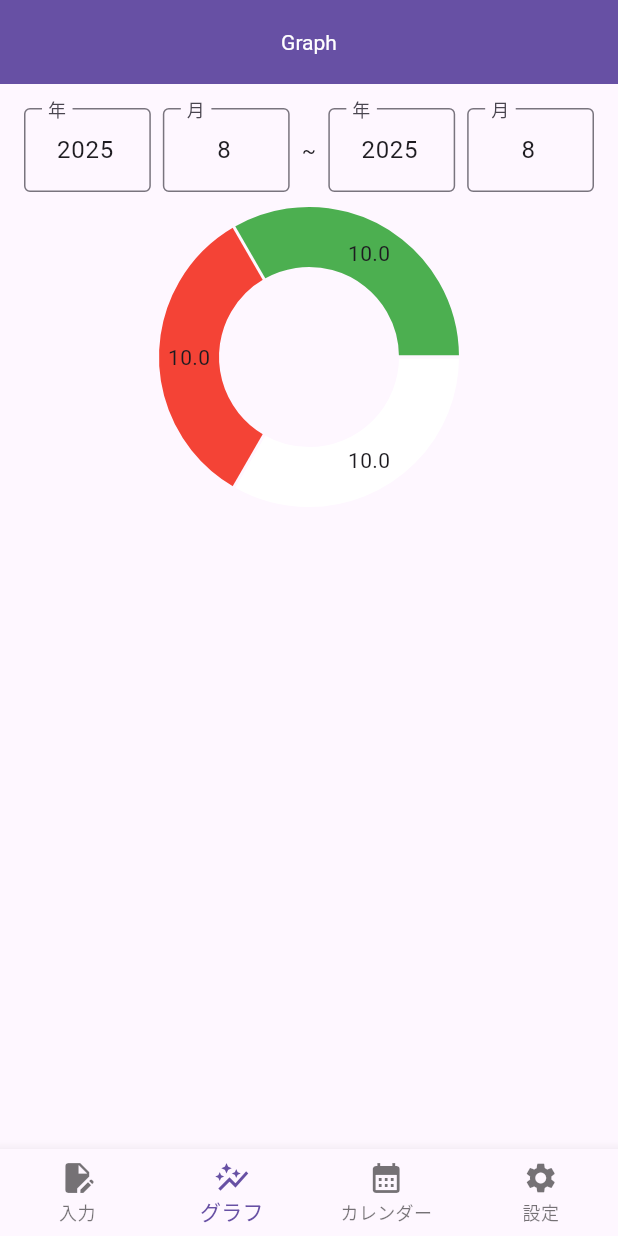
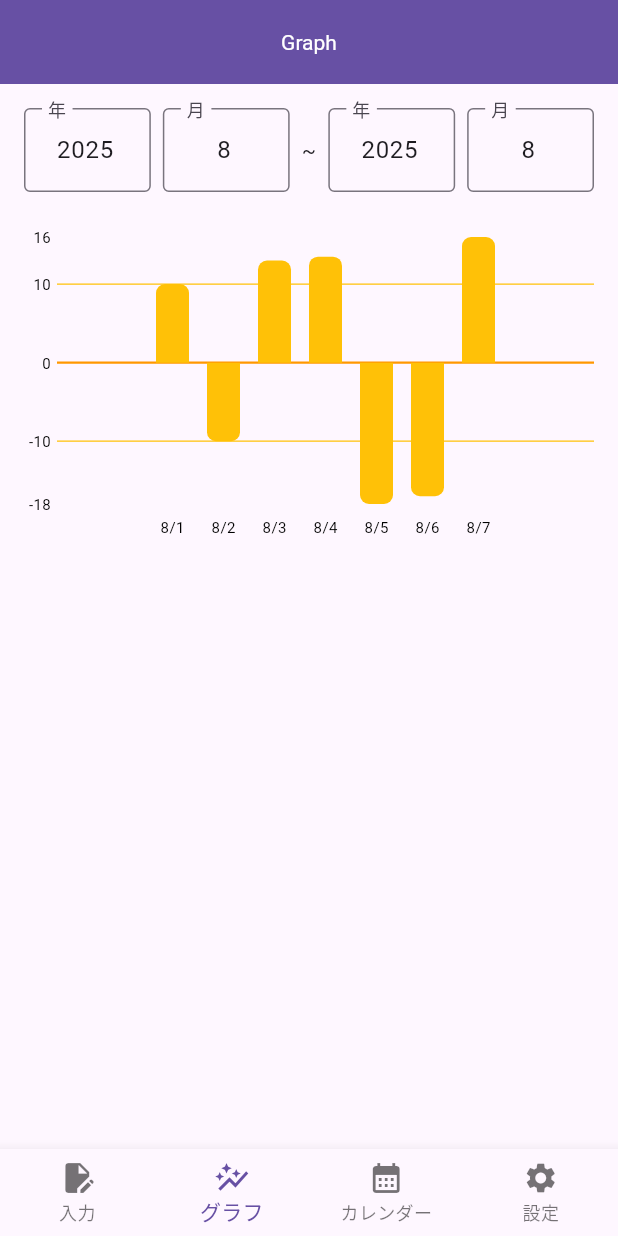
Before and after one commit to kao126/nantokanaru, a Flutter app: the screen it shows after launch, item 2 of the bottom bar chosen, on a phone screen of 412 x 824 dp. Run offline on Flutter 3.47's test engine with Material 3 defaults, Android fonts, the phone set to English and light mode, and no system bars; drawn by our look-alikes of fl_chart; our stand-ins replace csv, table_calendar; missing offline and left inert: holiday_jp.

Commit message:
update: graph page

```diff
--- a/lib/components/graph.dart
+++ b/lib/components/graph.dart
@@ -14,12 +14,23 @@ class _GraphPageState extends State<GraphPage> {
   final TextEditingController _startMonthController = TextEditingController();
   final TextEditingController _endYearController = TextEditingController();
   final TextEditingController _endMonthController = TextEditingController();
-  final List<int> _years = List.generate(100, (index) => 2000 + index);
+  final List<int> _years =
+      List.generate(DateTime.now().year - 2000 + 1, (index) => 2000 + index);
   final List<int> _months = List.generate(12, (index) => index + 1);
   int _selectedStartYear = DateTime.now().year;
   int _selectedStartMonth = DateTime.now().month;
   int _selectedEndYear = DateTime.now().year;
   int _selectedEndMonth = DateTime.now().month;
+
+  final _datas = <int, List<double>>{
+    DateTime(2025, 8, 1).day: [1, 2, 3, 4],
+    DateTime(2025, 8, 2).day: [-1, -2, -3, -4],
+    DateTime(2025, 8, 3).day: [1.5, 2, 3.5, 6],
+    DateTime(2025, 8, 4).day: [1.5, 1.5, 4, 6.5],
+    DateTime(2025, 8, 5).day: [-2, -2, -5, -9],
+    DateTime(2025, 8, 6).day: [-1.2, -1.5, -4.3, -10],
+    DateTime(2025, 8, 7).day: [1.2, 4.8, 5, 5],
+  };
 
   @override
   void initState() {
@@ -49,17 +60,6 @@ class _GraphPageState extends State<GraphPage> {
       builder: (_) => Container(
         height: 250,
         color: Colors.white,
-        child: Column(
-          children: [
-            Container(
-              alignment: Alignment.centerRight,
-              padding: const EdgeInsets.symmetric(horizontal: 16),
-              child: CupertinoButton(
-                child: const Text("完了"),
-                onPressed: () => Navigator.of(context).pop(),
-              ),
-            ),
-            Expanded(
         child: CupertinoPicker(
           scrollController: FixedExtentScrollController(
             initialItem: options.indexOf(selectedYear),
@@ -70,14 +70,58 @@ class _GraphPageState extends State<GraphPage> {
               onDateChanged(options[index]);
             });
           },
-                children: options
-                    .map((option) => Center(child: Text('$option')))
-                    .toList(),
+          children:
+              options.map((option) => Center(child: Text('$option'))).toList(),
+        ),
+      ),
+    );
+  }
+
+  Widget bottomTitles(double date, TitleMeta meta) {
+    return SideTitleWidget(
+      axisSide: AxisSide.bottom,
+      child: Text('$_selectedStartMonth/${date.toInt()}',
+          style: const TextStyle(color: Colors.black, fontSize: 10)),
+    );
+  }
+
+  Widget leftTitles(double value, TitleMeta meta) {
+    return SideTitleWidget(
+      axisSide: AxisSide.left,
+      space: 4,
+      child: Text(
+        value == 0 ? "0" : '${value.toInt()}',
+        style: const TextStyle(color: Colors.black, fontSize: 10),
+        textAlign: TextAlign.center,
+      ),
+    );
+  }
+
+  BarChartGroupData generateGroup(
+    int date,
+    double sum,
+  ) {
+    final isTop = sum > 0;
+    return BarChartGroupData(
+      x: date,
+      // groupVertically: true,
+      // showingTooltipIndicators: [],
+      barRods: [
+        BarChartRodData(
+          toY: sum,
+          width: 22,
+          color: Colors.amber,
+          borderRadius: isTop
+              ? const BorderRadius.only(
+                  topLeft: Radius.circular(6),
+                  topRight: Radius.circular(6),
+                )
+              : const BorderRadius.only(
+                  bottomLeft: Radius.circular(6),
+                  bottomRight: Radius.circular(6),
                 ),
         ),
       ],
-        ),
-      ),
     );
   }
 
@@ -190,28 +234,65 @@ class _GraphPageState extends State<GraphPage> {
                 ),
               ],
             ),
-            const SizedBox(height: 10),
+            const SizedBox(height: 30),
             SizedBox(
               height: 200, // 必要な高さを指定
-              child: PieChart(
-                PieChartData(
-                  sections: [
-                    PieChartSectionData(
-                      value: 10,
-                      color: Colors.white,
-                      radius: 40,
+              child: BarChart(
+                BarChartData(
+                  alignment: BarChartAlignment.center,
+                  groupsSpace: 12,
+                  titlesData: FlTitlesData(
+                    show: true,
+                    topTitles: const AxisTitles(
+                      sideTitles: SideTitles(showTitles: false),
                     ),
-                    PieChartSectionData(
-                      value: 10,
-                      color: Colors.red,
-                      radius: 40,
+                    bottomTitles: AxisTitles(
+                      sideTitles: SideTitles(
+                        showTitles: true,
+                        // reservedSize: 32,
+                        getTitlesWidget: bottomTitles,
                       ),
-                    PieChartSectionData(
-                      value: 10,
-                      color: Colors.green,
-                      radius: 40,
                     ),
-                  ],
+                    leftTitles: AxisTitles(
+                      sideTitles: SideTitles(
+                        showTitles: true,
+                        getTitlesWidget: leftTitles,
+                        // interval: 5,
+                        // reservedSize: 42,
+                      ),
+                    ),
+                    rightTitles: const AxisTitles(
+                      sideTitles: SideTitles(showTitles: false),
+                    ),
+                  ),
+                  gridData: FlGridData(
+                    show: true,
+                    drawVerticalLine: false,
+                    checkToShowHorizontalLine: (value) => value % 5 == 0,
+                    getDrawingHorizontalLine: (value) {
+                      if (value == 0) {
+                        return const FlLine(
+                          color: Colors.orange,
+                          strokeWidth: 1.5,
+                        );
+                      }
+                      return const FlLine(
+                        color: Colors.amber,
+                        strokeWidth: 0.8,
+                      );
+                    },
+                  ),
+                  borderData: FlBorderData(
+                    show: false,
+                  ),
+                  barGroups: _datas.entries
+                      .map(
+                        (e) => generateGroup(
+                          e.key,
+                          e.value.reduce((a, b) => a + b),
+                        ),
+                      )
+                      .toList(),
                 ),
               ),
             ),
```
Lines whose indentation alone changed are shown as unchanged.
